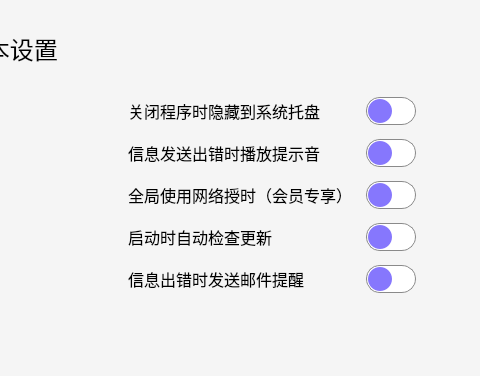
Qt form Ui_SettingWindow.ui (YangShengzhou03/LeafAuto) before a commit; both pictures show x 199 to 679 and y 0 to 376 of the 800 by 495 pixel window.
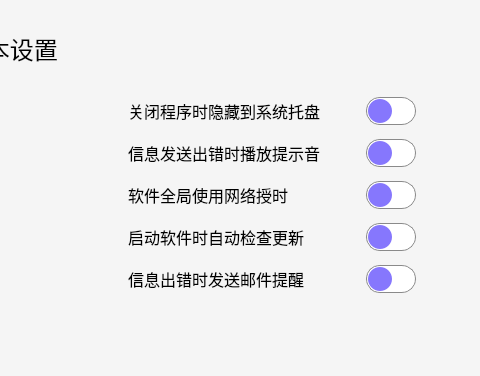
The same form after that commit. Icons and pictures are not drawn.

The edit to the form file:
```diff
--- a/Ui_SettingWindow.ui
+++ b/Ui_SettingWindow.ui
@@ -715,7 +715,7 @@
 }</string>
                      </property>
                      <property name="text">
-                      <string>全局使用网络授时（会员专享）</string>
+                      <string>软件全局使用网络授时</string>
                      </property>
                     </widget>
                    </item>
@@ -816,7 +816,7 @@
 }</string>
                      </property>
                      <property name="text">
-                      <string>启动时自动检查更新</string>
+                      <string>启动软件时自动检查更新</string>
                      </property>
                     </widget>
                    </item>
```
Left out of the diff: 7 changed lines with no effect on the pictures.
